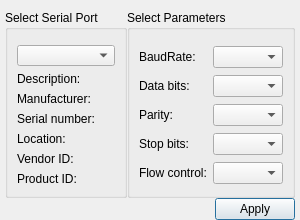
Old version of the form settingsdialog.ui in the repository tuzhikov/ConfigSoundSetting.
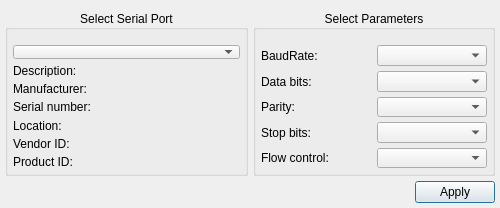
New version of the form.

What changed in the file:
```diff
--- a/settingsdialog.ui
+++ b/settingsdialog.ui
@@ -6,20 +6,20 @@
    <rect>
     <x>0</x>
     <y>0</y>
-    <width>300</width>
-    <height>220</height>
+    <width>500</width>
+    <height>208</height>
    </rect>
   </property>
   <property name="minimumSize">
    <size>
-    <width>300</width>
-    <height>220</height>
+    <width>500</width>
+    <height>200</height>
    </size>
   </property>
   <property name="maximumSize">
    <size>
-    <width>300</width>
-    <height>220</height>
+    <width>500</width>
+    <height>208</height>
    </size>
   </property>
   <property name="windowTitle">
@@ -36,10 +36,10 @@
     <number>5</number>
    </property>
    <property name="bottomMargin">
-    <number>0</number>
+    <number>5</number>
    </property>
    <property name="spacing">
-    <number>0</number>
+    <number>5</number>
    </property>
    <item row="1" column="0" colspan="2">
     <layout class="QHBoxLayout" name="horizontalLayout">
@@ -70,10 +70,25 @@
      <property name="title">
       <string>Select Serial Port</string>
      </property>
+     <property name="alignment">
+      <set>Qt::AlignCenter</set>
+     </property>
      <layout class="QGridLayout" name="gridLayout">
+      <property name="leftMargin">
+       <number>5</number>
+      </property>
       <property name="topMargin">
        <number>15</number>
       </property>
+      <property name="rightMargin">
+       <number>5</number>
+      </property>
+      <property name="bottomMargin">
+       <number>5</number>
+      </property>
+      <property name="spacing">
+       <number>5</number>
+      </property>
       <item row="0" column="0">
        <widget class="QComboBox" name="serialPortInfoListBox"/>
       </item>
@@ -127,10 +142,25 @@
      <property name="title">
       <string>Select Parameters</string>
      </property>
+     <property name="alignment">
+      <set>Qt::AlignCenter</set>
+     </property>
      <layout class="QGridLayout" name="gridLayout_2">
+      <property name="leftMargin">
+       <number>5</number>
+      </property>
       <property name="topMargin">
        <number>15</number>
       </property>
+      <property name="rightMargin">
+       <number>5</number>
+      </property>
+      <property name="bottomMargin">
+       <number>5</number>
+      </property>
+      <property name="spacing">
+       <number>5</number>
+      </property>
       <item row="0" column="0">
        <widget class="QLabel" name="baudRateLabel">
         <property name="text">
```
